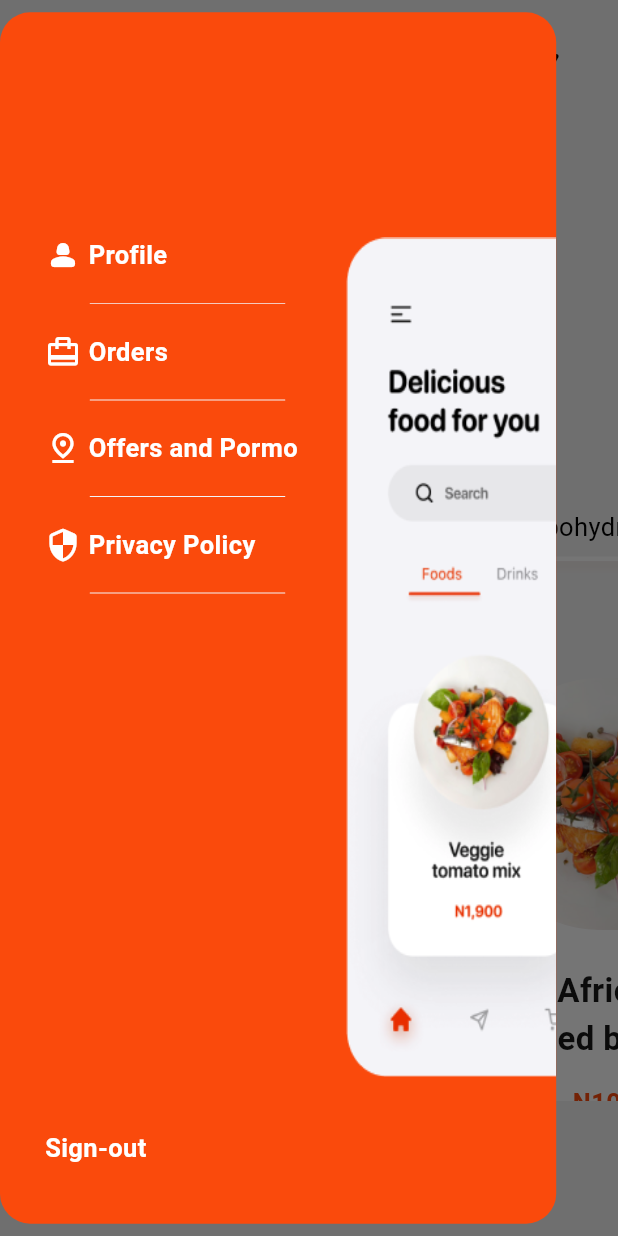
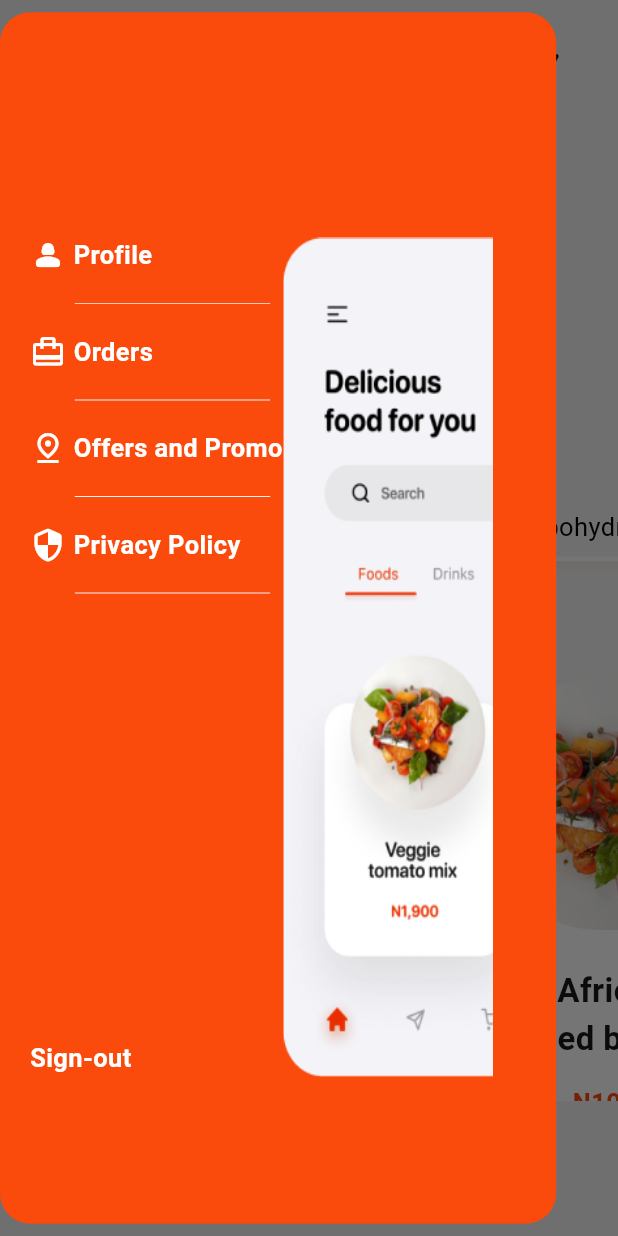
Before and after one commit to richymaysoft/richard_food_app, a Flutter app: the FoodScreen screen opened directly, with the side drawer open, on a phone screen of 412 x 824 dp. Run offline on Flutter 3.47's test engine with Material 3 defaults, Android fonts, the phone set to English and light mode, and no system bars; our stand-ins replace flutter_riverpod, location, riverpod, smooth_page_indicator; missing offline and left inert: flutterwave_standard; Roboto replaces fonts that are missing (Poppins, SF Pro Rounded, SF Pro Text).

Commit message:
Update menu_drawer.dart

```diff
--- a/lib/widgets/menu_drawer.dart
+++ b/lib/widgets/menu_drawer.dart
@@ -1,8 +1,10 @@
-import 'package:figma_practice/riverpod/logged_in_user_provider.dart';
+import 'package:flutter/widgets.dart';
 
-import 'package:figma_practice/screens/offer_screen.dart';
-import 'package:figma_practice/screens/profile_screen.dart';
-import 'package:figma_practice/screens/sign_up_screen.dart';
+import '/riverpod/logged_in_user_provider.dart';
+
+import '/screens/offer_screen.dart';
+import '/screens/profile_screen.dart';
+import '/screens/sign_up_screen.dart';
 import 'package:flutter/material.dart';
 import 'package:flutter_riverpod/flutter_riverpod.dart';
 
@@ -14,7 +16,7 @@
     var screenHeight = MediaQuery.of(context).size.height;
     var screenWidth = MediaQuery.of(context).size.width;
     return Container(
-      padding: const EdgeInsets.only(left: 30, top: 150, bottom: 35),
+      padding: const EdgeInsets.only(left: 20, top: 150, bottom: 55),
       width: screenWidth * 0.9,
       height: screenHeight * 0.98,
       clipBehavior: Clip.antiAlias,
@@ -24,11 +26,14 @@
           borderRadius: BorderRadius.circular(20),
         ),
       ),
+      child: SingleChildScrollView(
+        scrollDirection: Axis.horizontal,
         child: Row(
           mainAxisAlignment: MainAxisAlignment.spaceBetween,
           crossAxisAlignment: CrossAxisAlignment.start,
           children: [
-          Column(
+            SingleChildScrollView(
+              child: Column(
                 mainAxisAlignment: MainAxisAlignment.start,
                 crossAxisAlignment: CrossAxisAlignment.start,
                 children: [
@@ -44,8 +49,8 @@
                       ),
                       GestureDetector(
                         onTap: () {
-                      Navigator.of(context).push(
-                          MaterialPageRoute(builder: (ctx) => ProfileScreen()));
+                          Navigator.of(context).push(MaterialPageRoute(
+                              builder: (ctx) => const ProfileScreen()));
                         },
                         child: const Text(
                           'Profile',
@@ -62,7 +67,8 @@
                     ],
                   ),
                   Container(
-                margin: const EdgeInsets.only(top: 20, left: 30, bottom: 20),
+                    margin:
+                        const EdgeInsets.only(top: 20, left: 30, bottom: 20),
                     width: 130,
                     decoration: const ShapeDecoration(
                       shape: RoundedRectangleBorder(
@@ -101,7 +107,8 @@
                     ],
                   ),
                   Container(
-                margin: const EdgeInsets.only(top: 20, left: 30, bottom: 20),
+                    margin:
+                        const EdgeInsets.only(top: 20, left: 30, bottom: 20),
                     width: 130,
                     decoration: const ShapeDecoration(
                       shape: RoundedRectangleBorder(
@@ -128,11 +135,11 @@
                       ),
                       GestureDetector(
                         onTap: () {
-                      Navigator.of(context).push(
-                          MaterialPageRoute(builder: (ctx) => OfferScreen()));
+                          Navigator.of(context).push(MaterialPageRoute(
+                              builder: (ctx) => const OfferScreen()));
                         },
                         child: const Text(
-                      'Offers and Pormo',
+                          'Offers and Promo',
                           textAlign: TextAlign.center,
                           style: TextStyle(
                             color: Colors.white,
@@ -141,12 +148,15 @@
                             fontWeight: FontWeight.w600,
                             height: 0,
                           ),
+                          maxLines: 2,
+                          overflow: TextOverflow.ellipsis,
                         ),
                       ),
                     ],
                   ),
                   Container(
-                margin: const EdgeInsets.only(top: 20, left: 30, bottom: 20),
+                    margin:
+                        const EdgeInsets.only(top: 20, left: 30, bottom: 20),
                     width: 130,
                     decoration: const ShapeDecoration(
                       shape: RoundedRectangleBorder(
@@ -184,7 +194,8 @@
                     ],
                   ),
                   Container(
-                margin: const EdgeInsets.only(top: 20, left: 30, bottom: 20),
+                    margin:
+                        const EdgeInsets.only(top: 20, left: 30, bottom: 20),
                     width: 130,
                     decoration: const ShapeDecoration(
                       shape: RoundedRectangleBorder(
@@ -197,19 +208,17 @@
                     ),
                   ),
 
-              const SizedBox(
-                height: 340,
-              ),
-
                   GestureDetector(
                     onTap: () {
                       ref
                           .read(loggedInUserProvider.notifier)
                           .logUserOut(ref.read(loggedInUserProvider)[0]);
 
-                  Navigator.of(context)
-                      .push(MaterialPageRoute(builder: (ctx) => SignUp()));
+                      Navigator.of(context).push(
+                          MaterialPageRoute(builder: (ctx) => const SignUp()));
                     },
+                    child: Container(
+                      margin: EdgeInsets.only(top: 280, bottom: 70),
                       child: const Text(
                         'Sign-out',
                         textAlign: TextAlign.center,
@@ -222,7 +231,9 @@
                         ),
                       ),
                     ),
+                  ),
                 ],
+              ),
             ),
             const SizedBox(
               width: 140,
@@ -234,6 +245,7 @@
             )
           ],
         ),
+      ),
     );
   }
 }
```
Lines whose indentation alone changed are shown as unchanged.
